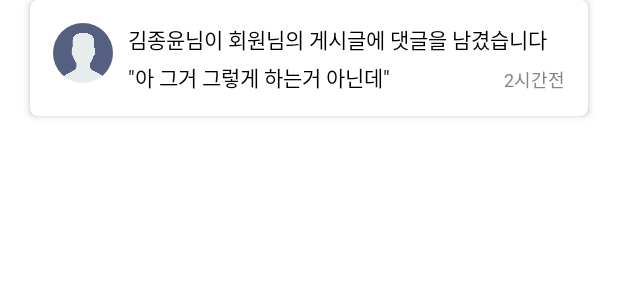
After one commit to B1ND-7th/MenToMen-Android, an Android app: the layout item_notice.xml on its own in the app's theme, with its tools: preview values and no code run, on a phone screen of 412 x 824 dp. The commit adds this screen. Shown: the top 300 px of the screen. Run offline under Robolectric (Android 15) with nearby library versions, the phone set to English and light mode, and no system bars; network calls fail.

Commit message:
Add: Notice

```diff
--- /dev/null
+++ b/app/src/main/java/kr/hs/b1nd/intern/mentomen/network/model/NoticeStatus.kt
@@ -0,0 +1,5 @@
+package kr.hs.b1nd.intern.mentomen.network.model
+
+data class NoticeStatus(
+    val noticeStatus: String
+)
--- a/app/src/main/java/kr/hs/b1nd/intern/mentomen/util/BindingAdapter.kt
+++ b/app/src/main/java/kr/hs/b1nd/intern/mentomen/util/BindingAdapter.kt
@@ -16,6 +16,12 @@ import java.time.temporal.ChronoUnit
 
 @SuppressLint("SetTextI18n")
 object BindingAdapter {
+
+    @JvmStatic
+    @BindingAdapter("notice")
+    fun comment(view: TextView, comment: String) {
+        view.text = "\"$comment\""
+    }
 
     @JvmStatic
     @BindingAdapter("image")
--- a/app/src/main/java/kr/hs/b1nd/intern/mentomen/view/activity/AddActivity.kt
+++ b/app/src/main/java/kr/hs/b1nd/intern/mentomen/view/activity/AddActivity.kt
@@ -16,6 +16,7 @@ import androidx.lifecycle.ViewModelProvider
 import kr.hs.b1nd.intern.mentomen.R
 import kr.hs.b1nd.intern.mentomen.databinding.ActivityAddBinding
 import kr.hs.b1nd.intern.mentomen.view.adapter.ImageAdapter
+import kr.hs.b1nd.intern.mentomen.view.adapter.NoticeAdapter
 import kr.hs.b1nd.intern.mentomen.viewmodel.AddViewModel
 import okhttp3.MediaType.Companion.toMediaTypeOrNull
 import okhttp3.MultipartBody
--- a/app/src/main/java/kr/hs/b1nd/intern/mentomen/view/activity/EditActivity.kt
+++ b/app/src/main/java/kr/hs/b1nd/intern/mentomen/view/activity/EditActivity.kt
@@ -16,6 +16,7 @@ import androidx.lifecycle.ViewModelProvider
 import kr.hs.b1nd.intern.mentomen.R
 import kr.hs.b1nd.intern.mentomen.databinding.ActivityEditBinding
 import kr.hs.b1nd.intern.mentomen.view.adapter.ImageAdapter
+import kr.hs.b1nd.intern.mentomen.view.adapter.NoticeAdapter
 import kr.hs.b1nd.intern.mentomen.viewmodel.EditViewModel
 import okhttp3.MediaType.Companion.toMediaTypeOrNull
 import okhttp3.MultipartBody
--- a/app/src/main/java/kr/hs/b1nd/intern/mentomen/viewmodel/DetailViewModel.kt
+++ b/app/src/main/java/kr/hs/b1nd/intern/mentomen/viewmodel/DetailViewModel.kt
@@ -94,6 +94,7 @@ class DetailViewModel : ViewModel() {
     }
 
     fun postComment() {
+        if (commentContent.value.isNullOrBlank().not()) {
             val call = RetrofitClient.commentService.submitComment(
                 CommentSubmitDto(
                     commentContent.value!!,
@@ -122,6 +123,7 @@ class DetailViewModel : ViewModel() {
                 override fun onFailure(call: Call<BaseResponse<Unit>>, t: Throwable) {
                 }
             })
+        }
     }
 
     private fun refreshToken() {
--- /dev/null
+++ b/app/src/main/res/layout/item_notice.xml
@@ -0,0 +1,106 @@
+<?xml version="1.0" encoding="utf-8"?>
+<layout xmlns:android="http://schemas.android.com/apk/res/android"
+    xmlns:app="http://schemas.android.com/apk/res-auto"
+    xmlns:tools="http://schemas.android.com/tools">
+
+    <data>
+        <variable
+            name="item"
+            type="kr.hs.b1nd.intern.mentomen.network.model.Notice" />
+    </data>
+
+
+    <androidx.cardview.widget.CardView
+        android:id="@+id/list_item"
+        android:layout_width="match_parent"
+        android:layout_height="wrap_content"
+        android:layout_marginHorizontal="20dp"
+        android:layout_marginBottom="15dp"
+        app:cardElevation="1dp"
+        android:translationZ="2dp"
+        app:cardCornerRadius="5dp"
+        app:layout_constraintEnd_toEndOf="parent"
+        app:layout_constraintStart_toStartOf="parent"
+        app:layout_constraintTop_toTopOf="parent">
+
+        <androidx.constraintlayout.widget.ConstraintLayout
+            android:layout_width="match_parent"
+            android:layout_height="match_parent"
+            android:padding="15dp">
+
+            <androidx.cardview.widget.CardView
+                android:id="@+id/cardView"
+                android:layout_width="40dp"
+                android:layout_height="40dp"
+                app:cardCornerRadius="100dp"
+                app:cardElevation="0dp"
+                app:layout_constraintStart_toStartOf="parent"
+                app:layout_constraintTop_toTopOf="parent">
+
+                <ImageView
+                    android:id="@+id/iv_content"
+                    android:layout_width="match_parent"
+                    android:layout_height="match_parent"
+                    android:contentDescription="@string/todo"
+                    android:scaleType="centerCrop"
+                    image="@{item.senderProfileImage}"
+                    android:src="@drawable/aprofile" />
+
+            </androidx.cardview.widget.CardView>
+
+            <TextView
+                android:id="@+id/sender_name"
+                android:layout_width="wrap_content"
+                android:layout_height="wrap_content"
+                android:fontFamily="@font/semibold"
+                android:textColor="@color/black"
+                android:textSize="14sp"
+                android:layout_marginStart="10dp"
+                android:text="@{item.senderName}"
+                app:layout_constraintStart_toEndOf="@+id/cardView"
+                app:layout_constraintTop_toTopOf="parent"
+                tools:text="김종윤" />
+
+            <TextView
+                android:id="@+id/textView2"
+                android:layout_width="wrap_content"
+                android:layout_height="wrap_content"
+                android:fontFamily="@font/regular"
+                android:textColor="@color/black"
+                android:textSize="14sp"
+                app:layout_constraintStart_toEndOf="@+id/sender_name"
+                app:layout_constraintTop_toTopOf="parent"
+                android:text="@string/commentContent" />
+
+            <TextView
+                android:id="@+id/content"
+                notice="@{item.commentContent}"
+                android:layout_width="wrap_content"
+                android:layout_height="wrap_content"
+                android:layout_marginStart="10dp"
+                android:layout_marginTop="4dp"
+                android:fontFamily="@font/regular"
+                android:textColor="@color/black"
+                android:textSize="14sp"
+                app:layout_constraintEnd_toStartOf="@+id/textView3"
+                app:layout_constraintHorizontal_bias="0.0"
+                app:layout_constraintStart_toEndOf="@+id/cardView"
+                app:layout_constraintTop_toBottomOf="@+id/textView2"
+                tools:text='"아 그거 그렇게 하는거 아닌데"' />
+
+            <TextView
+                android:id="@+id/textView3"
+                date="@{item.createDateTime}"
+                android:layout_width="wrap_content"
+                android:layout_height="wrap_content"
+                android:fontFamily="@font/regular"
+                android:textColor="@color/gray"
+                android:textSize="12sp"
+                app:layout_constraintBottom_toBottomOf="parent"
+                app:layout_constraintEnd_toEndOf="parent"
+                tools:text="2시간전" />
+
+
+        </androidx.constraintlayout.widget.ConstraintLayout>
+    </androidx.cardview.widget.CardView>
+</layout>
--- a/app/src/main/res/values/strings.xml
+++ b/app/src/main/res/values/strings.xml
@@ -38,4 +38,6 @@
     <string name="edit_text">글수정</string>
     <string name="edit">수정</string>
     <string name="delete">삭제</string>
+    <string name="commentContent">님이 회원님의 게시글에 댓글을 남겼습니다</string>
+    <string name="notice">알림</string>
 </resources>
```
Also changed, not shown: app/src/main/java/kr/hs/b1nd/intern/mentomen/network/model/Notice.kt (added, +10 -0 lines), app/src/main/java/kr/hs/b1nd/intern/mentomen/network/service/NoticeService.kt (+13 -0 lines), app/src/main/java/kr/hs/b1nd/intern/mentomen/util/NoticeDiffUtil.kt (added, +9 -0 lines), app/src/main/java/kr/hs/b1nd/intern/mentomen/view/adapter/NoticeAdapter.kt (added, +36 -0 lines), app/src/main/java/kr/hs/b1nd/intern/mentomen/view/fragment/HomeFragment.kt (+12 -0 lines), app/src/main/java/kr/hs/b1nd/intern/mentomen/view/fragment/NoticeFragment.kt (added, +64 -0 lines), app/src/main/java/kr/hs/b1nd/intern/mentomen/view/fragment/UserFragment.kt (+14 -0 lines), app/src/main/java/kr/hs/b1nd/intern/mentomen/viewmodel/HomeViewModel.kt (+21 -0 lines), app/src/main/java/kr/hs/b1nd/intern/mentomen/viewmodel/NoticeViewModel.kt (added, +34 -0 lines), app/src/main/java/kr/hs/b1nd/intern/mentomen/viewmodel/UserViewModel.kt (+26 -3 lines), app/src/main/res/layout/fragment_notice.xml (added, +62 -0 lines), app/src/main/res/layout/item_comment.xml (+5 -3 lines), app/src/main/res/navigation/nav_graph.xml (+23 -2 lines). Lines whose indentation alone changed are shown as unchanged.
